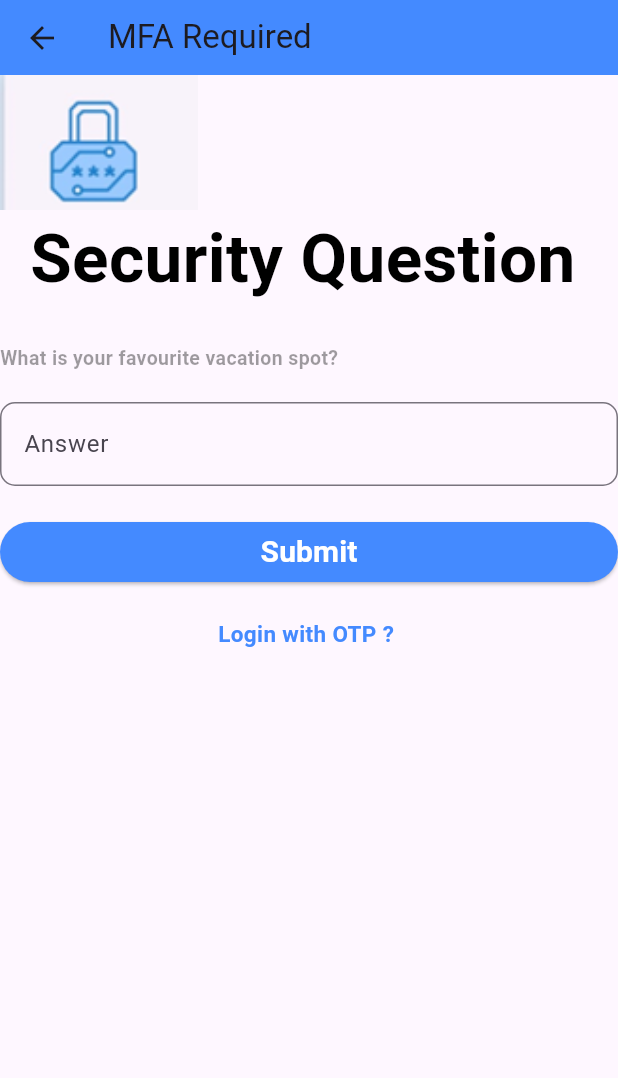
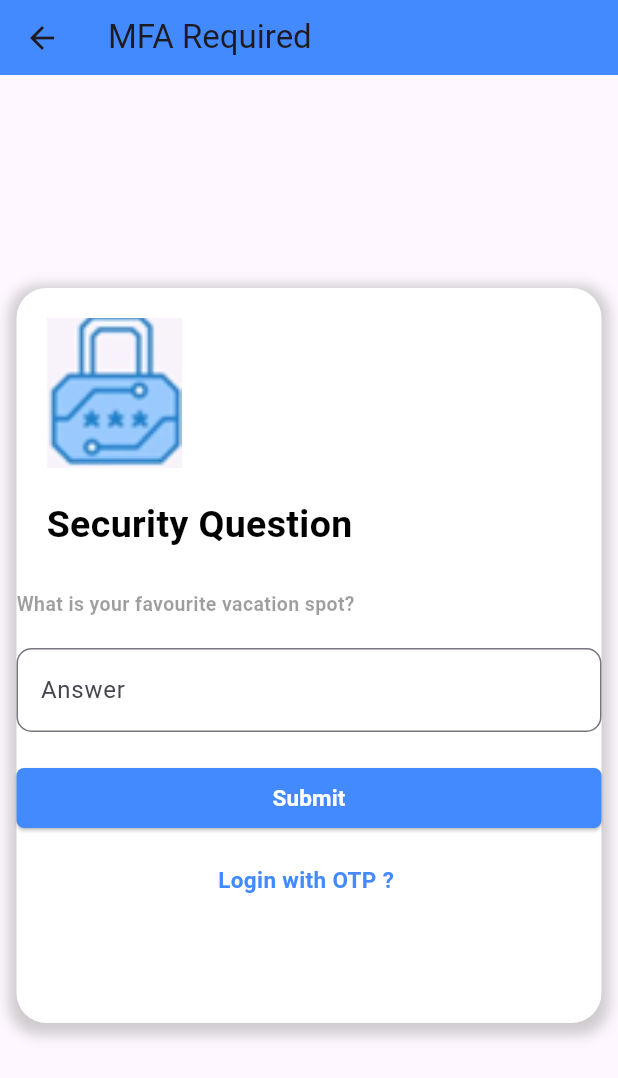
Before and after one commit to AbhayYeskar/Login-Page, a Flutter app: the screen it shows after launch, scrolled down 268 dp, after a tap on "Login", on a phone screen of 412 x 824 dp. Shown: the top 1078 px of the screen. Run offline on Flutter 3.47's test engine with Material 3 defaults, Android fonts, the phone set to English and light mode, and no system bars.

Commit message:
loginprovider.dart

```diff
--- a/lib/main.dart
+++ b/lib/main.dart
@@ -1,14 +1,32 @@
 import 'package:flutter/material.dart';
 
 import 'package:login_page/loginscreen.dart';
+import 'package:login_page/provider/loginprovider.dart';
+import 'package:login_page/provider/securityprovider.dart';
+
+import 'package:provider/provider.dart';
 
 void main() {
-  runApp(const MyApp());
+  runApp(
+    MultiProvider(
+      providers: [
+        ChangeNotifierProvider(create: (_) => LoginProvider()),
+        ChangeNotifierProvider(create: (_) => SecurityProvider()),
+      ],
+
+      child: const MyApp(),
+    ),
+  );
 }
 
-class MyApp extends StatelessWidget {
+class MyApp extends StatefulWidget {
   const MyApp({super.key});
 
+  @override
+  State<MyApp> createState() => _MyAppState();
+}
+
+class _MyAppState extends State<MyApp> {
   // This widget is the root of your application.
   @override
   Widget build(BuildContext context) {
--- /dev/null
+++ b/lib/provider/securityprovider.dart
@@ -0,0 +1,17 @@
+import 'package:flutter/material.dart';
+
+class SecurityProvider with ChangeNotifier {
+  String _securityAnswer = '';
+
+  String get securityAnswer => _securityAnswer;
+
+  void updateAnswer(String value) {
+    _securityAnswer = value;
+    notifyListeners();
+  }
+
+  bool validateAnswer(String input) {
+    // Replace with your actual logic or fetched data
+    return input.toLowerCase().trim() == "paris";
+  }
+}
--- a/lib/securityscreen.dart
+++ b/lib/securityscreen.dart
@@ -1,141 +1,67 @@
-// import 'package:flutter/material.dart';
-// import 'package:login_page/dashboard_screen.dart';
-
-// class Securityscreen extends StatelessWidget {
-//   const Securityscreen({super.key});
-
-//   @override
-//   Widget build(BuildContext context) {
-//     return Scaffold(
-//       appBar: AppBar(
-//         title: Text('MFA Required'),
-//         toolbarHeight: 50,
-//         backgroundColor: Colors.blueAccent,
-//       ),
-//       body: SingleChildScrollView(
-//         child: Column(
-//           mainAxisAlignment: MainAxisAlignment.center,
-//           crossAxisAlignment: CrossAxisAlignment.stretch,
-
-//           children: [
-//             Padding(
-//               padding: EdgeInsets.only(right: 280),
-
-//               child: Image(
-//                 image: AssetImage("assets/images/Security.png"),
-//                 height: 90,
-//                 width: 240,
-//                 fit: BoxFit.cover,
-//                 colorBlendMode: BlendMode.srcOver,
-//               ),
-//             ),
-//             Padding(
-//               padding: const EdgeInsets.only(left: 20),
-//               child: Text(
-//                 'Security Question',
-//                 style: TextStyle(
-//                   fontSize: 45,
-//                   fontWeight: FontWeight.bold,
-//                   color: Colors.black,
-//                 ),
-//               ),
-//             ),
-//             SizedBox(height: 25),
-//             Text(
-//               'What is your favourite vacation spot?',
-//               style: TextStyle(
-//                 fontSize: 13,
-//                 color: Colors.black38,
-//                 fontWeight: FontWeight.bold,
-//               ),
-//             ),
-//             SizedBox(height: 20),
-//             TextField(
-//               decoration: InputDecoration(
-//                 labelText: 'Answer',
-//                 hintText: 'Your Answer',
-//                 border: OutlineInputBorder(
-//                   borderRadius: BorderRadius.circular(10),
-//                 ),
-//               ),
-//             ),
-//             SizedBox(height: 20),
-//             ElevatedButton(
-//               onPressed: () {
-//                 Navigator.push(
-//                   context,
-//                   MaterialPageRoute(builder: (context) => DashboardScreen()),
-//                 );
-//               },
-//               style: ElevatedButton.styleFrom(
-//                 backgroundColor: Colors.blueAccent,
-//                 shape: RoundedRectangleBorder(
-//                   borderRadius: BorderRadius.circular(20),
-//                 ),
-//               ),
-
-//               child: Text(
-//                 'Submit',
-//                 style: TextStyle(
-//                   fontSize: 20,
-//                   color: Colors.white,
-//                   fontWeight: FontWeight.bold,
-//                 ),
-//               ),
-//             ),
-//             SizedBox(height: 20),
-//             Center(
-//               child: Text(
-//                 'Login with OTP ? ',
-//                 style: TextStyle(
-//                   fontSize: 15,
-//                   fontWeight: FontWeight.bold,
-//                   color: Colors.blueAccent,
-//                 ),
-//               ),
-//             ),
-//           ],
-//         ),
-//       ),
-//     );
-//   }
-// }
-
 import 'package:flutter/material.dart';
 import 'package:login_page/dashboard_screen.dart';
+import 'package:login_page/provider/securityprovider.dart';
+import 'package:provider/provider.dart';
 
-class Securityscreen extends StatelessWidget {
+class Securityscreen extends StatefulWidget {
   const Securityscreen({super.key});
 
   @override
+  State<Securityscreen> createState() => _SecurityscreenState();
+}
+
+class _SecurityscreenState extends State<Securityscreen> {
+  @override
   Widget build(BuildContext context) {
+    final provider = Provider.of<SecurityProvider>(context);
     return Scaffold(
       appBar: AppBar(
         title: Text('MFA Required'),
         toolbarHeight: 50,
         backgroundColor: Colors.blueAccent,
       ),
-      body: SingleChildScrollView(
+      body: Center(
+        child: SizedBox(
+          height: 490,
+          width: 390,
+          child: Container(
+            decoration: BoxDecoration(
+              color: Colors.white,
+              borderRadius: BorderRadius.circular(20),
+
+              boxShadow: [
+                BoxShadow(
+                  color: Colors.grey.withValues(alpha: 0.5),
+                  spreadRadius: 5,
+                  blurRadius: 7,
+                  offset: Offset(0, 3),
+                ),
+              ],
+            ),
+            child: SingleChildScrollView(
               child: Column(
                 mainAxisAlignment: MainAxisAlignment.center,
                 crossAxisAlignment: CrossAxisAlignment.stretch,
-          children: [
+
+                children: <Widget>[
                   Padding(
-              padding: EdgeInsets.only(right: 280),
-              child: Image.asset(
-                "assets/images/Security.png",
-                height: 90,
-                width: 240,
+                    padding: EdgeInsets.only(right: 280, top: 20, left: 20),
+
+                    child: Image(
+                      image: AssetImage("assets/images/Security.png"),
+                      height: 100,
+                      width: 50,
                       fit: BoxFit.cover,
                       colorBlendMode: BlendMode.srcOver,
                     ),
                   ),
+                  SizedBox(height: 20),
                   Padding(
                     padding: const EdgeInsets.only(left: 20),
                     child: Text(
                       'Security Question',
                       style: TextStyle(
-                  fontSize: 45,
+                        fontSize: 25,
                         fontWeight: FontWeight.bold,
                         color: Colors.black,
                       ),
@@ -150,6 +76,7 @@ class Securityscreen extends StatelessWidget {
                       fontWeight: FontWeight.bold,
                     ),
                   ),
+
                   SizedBox(height: 20),
                   TextField(
                     decoration: InputDecoration(
@@ -159,11 +86,10 @@ class Securityscreen extends StatelessWidget {
                         borderRadius: BorderRadius.circular(10),
                       ),
                     ),
+                    onChanged: provider.updateAnswer,
                   ),
                   SizedBox(height: 20),
-            Builder(
-              builder:
-                  (context) => ElevatedButton(
+                  ElevatedButton(
                     onPressed: () {
                       Navigator.push(
                         context,
@@ -175,16 +101,16 @@ class Securityscreen extends StatelessWidget {
                     style: ElevatedButton.styleFrom(
                       backgroundColor: Colors.blueAccent,
                       shape: RoundedRectangleBorder(
-                        borderRadius: BorderRadius.circular(20),
+                        borderRadius: BorderRadius.circular(5),
                       ),
                     ),
+
                     child: Text(
                       'Submit',
                       style: TextStyle(
-                        fontSize: 20,
+                        fontSize: 15,
                         color: Colors.white,
                         fontWeight: FontWeight.bold,
-                      ),
                       ),
                     ),
                   ),
@@ -202,6 +128,9 @@ class Securityscreen extends StatelessWidget {
                 ],
               ),
             ),
+          ),
+        ),
+      ),
     );
   }
 }
--- a/pubspec.yaml
+++ b/pubspec.yaml
@@ -31,12 +31,13 @@ dependencies:
   flutter:
     sdk: flutter
 
-
   # The following adds the Cupertino Icons font to your application.
   # Use with the CupertinoIcons class for iOS style icons.
   cupertino_icons: ^1.0.8
+  provider: ^6.1.2
   flutter_colorpicker: ^1.1.0
-  background_remover: ^0.0.3
+
+
 
 dev_dependencies:
   flutter_test:
```
Also changed, not shown: lib/dashboard_screen.dart (+6 -1 lines), lib/loginscreen.dart (+18 -1 lines), lib/provider/loginprovider.dart (added, +35 -0 lines), assets/images/Security.png, flutter_05.png (added), pubspec.lock. Lines whose indentation alone changed are shown as unchanged.
